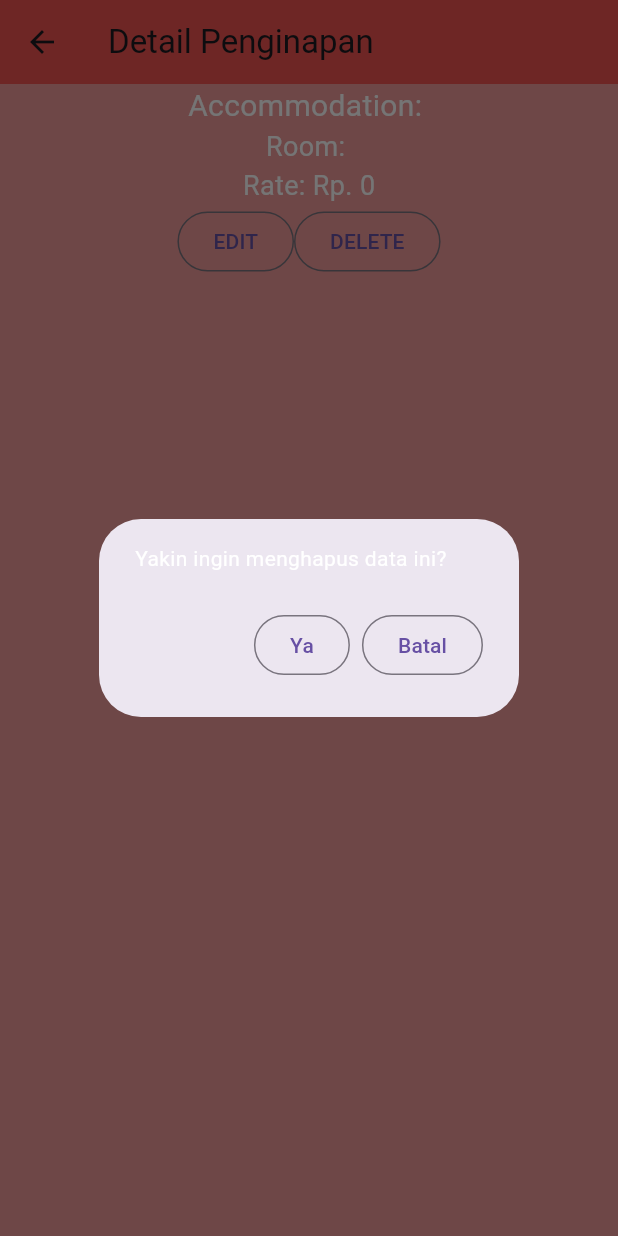
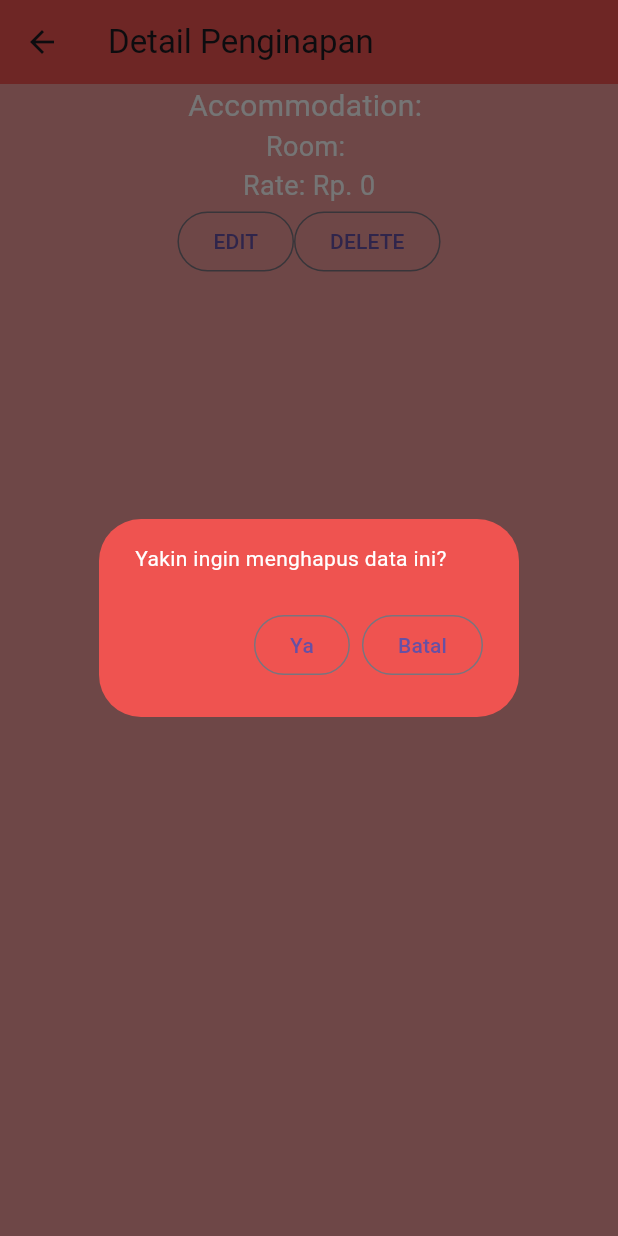
Before and after one commit to jasmineaf22/responsi_uts_pemob, a Flutter app: the PenginapanDetail screen opened directly with empty values, after a tap on "DELETE", on a phone screen of 412 x 824 dp. Run offline on Flutter 3.47's test engine with Material 3 defaults, Android fonts, the phone set to English and light mode, and no system bars; our stand-ins replace shared_preferences; accounts and stored records are empty; Roboto replaces fonts that are missing (Arial).

Commit message:
add README.md

```diff
--- a/lib/ui/detail_penginapan.dart
+++ b/lib/ui/detail_penginapan.dart
@@ -72,6 +72,7 @@ class _PenginapanDetailState extends State<PenginapanDetail> {
 
   void confirmHapus() {
     AlertDialog alertDialog = AlertDialog(
+      backgroundColor: Colors.red[400],
       content: const Text("Yakin ingin menghapus data ini?"),
       actions: [
         // tombol hapus
```
Also changed, not shown: img.png (added), img_1.png (added), img_10.png (added), img_11.png (added), img_12.png (added), img_13.png (added), img_2.png (added), img_3.png (added), img_4.png (added), img_5.png (added), img_6.png (added), img_7.png (added), img_8.png (added), img_9.png (added), 1 other file.
